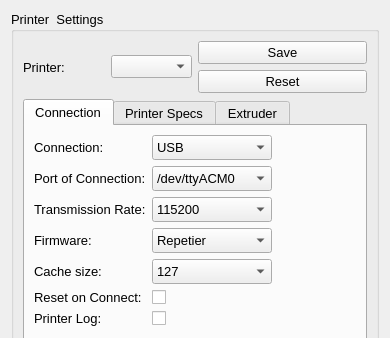
Old version of the form PrinterSettingsWidget.ui in the repository KDE/brprint3d; both pictures show x 0 to 390 and y 0 to 338 of the 390 by 550 pixel window.
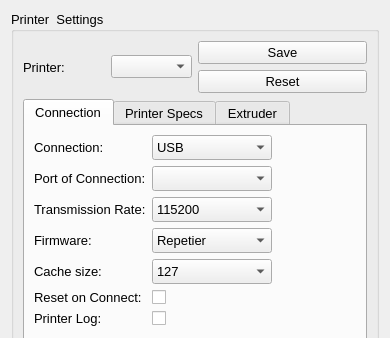
New version of the form. Icons and pictures are not drawn.

Commit message:
Remove Default values on widget
Delete default values on cb_connectionPort Widget.

Diff of the .ui file:
```diff
--- a/PrinterSettingsWidget.ui
+++ b/PrinterSettingsWidget.ui
@@ -102,16 +102,6 @@
                 <height>25</height>
                </size>
               </property>
-              <item>
-               <property name="text">
-                <string>/dev/ttyACM0</string>
-               </property>
-              </item>
-              <item>
-               <property name="text">
-                <string>/dev/ttyUSB0</string>
-               </property>
-              </item>
              </widget>
             </item>
             <item row="5" column="1">
```
